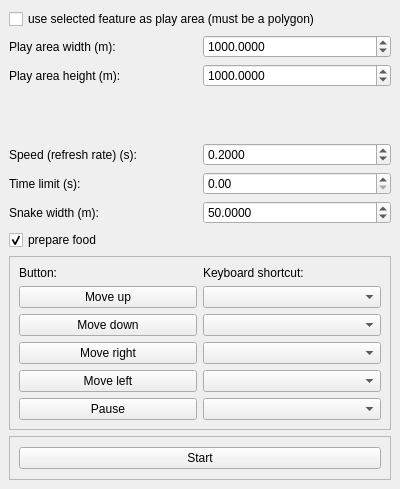
First picture: the form in viper_dialog_base.ui, repository ViperMiniQ/Viper-QGIS-snake-clone, before the edit.
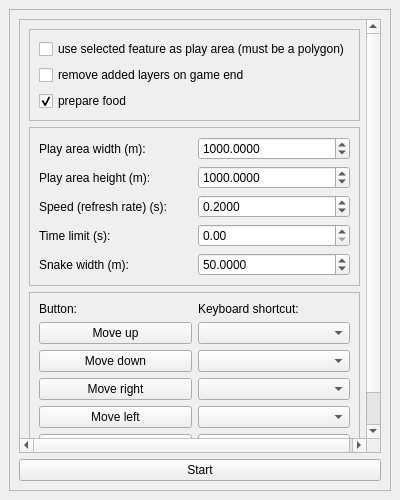
Second picture: the form after the edit.

Commit message: adjust gui, add scrollarea, add remove layers on game end

Patch:
```diff
--- a/viper_dialog_base.ui
+++ b/viper_dialog_base.ui
@@ -7,30 +7,28 @@
     <x>0</x>
     <y>0</y>
     <width>400</width>
-    <height>489</height>
+    <height>500</height>
    </rect>
   </property>
+  <property name="sizePolicy">
+   <sizepolicy hsizetype="Minimum" vsizetype="Minimum">
+    <horstretch>0</horstretch>
+    <verstretch>0</verstretch>
+   </sizepolicy>
+  </property>
   <property name="windowTitle">
    <string>DockWidget</string>
   </property>
   <widget class="QWidget" name="dockWidgetContents">
    <layout class="QGridLayout" name="gridLayout">
-    <item row="5" column="0">
-     <widget class="QLabel" name="label_2">
-      <property name="text">
-       <string>Time limit (s):</string>
-      </property>
-     </widget>
-    </item>
-    <item row="4" column="0">
-     <widget class="QLabel" name="label">
-      <property name="text">
-       <string>Speed (refresh rate) (s):</string>
-      </property>
-     </widget>
-    </item>
-    <item row="9" column="0" colspan="2">
+    <item row="1" column="0" colspan="2">
      <widget class="QFrame" name="frame_2">
+      <property name="sizePolicy">
+       <sizepolicy hsizetype="Minimum" vsizetype="Minimum">
+        <horstretch>0</horstretch>
+        <verstretch>0</verstretch>
+       </sizepolicy>
+      </property>
       <property name="frameShape">
        <enum>QFrame::StyledPanel</enum>
       </property>
@@ -38,18 +36,165 @@
        <enum>QFrame::Raised</enum>
       </property>
       <layout class="QGridLayout" name="gridLayout_3">
-       <item row="1" column="1">
+       <item row="1" column="0">
         <widget class="QPushButton" name="pushButtonStart">
+         <property name="sizePolicy">
+          <sizepolicy hsizetype="Minimum" vsizetype="Minimum">
+           <horstretch>0</horstretch>
+           <verstretch>0</verstretch>
+          </sizepolicy>
+         </property>
          <property name="text">
           <string>Start</string>
          </property>
         </widget>
        </item>
+       <item row="0" column="0">
+        <widget class="QScrollArea" name="scrollArea">
+         <property name="widgetResizable">
+          <bool>true</bool>
+         </property>
+         <widget class="QWidget" name="scrollAreaWidgetContents">
+          <property name="geometry">
+           <rect>
+            <x>0</x>
+            <y>0</y>
+            <width>391</width>
+            <height>541</height>
+           </rect>
+          </property>
+          <layout class="QGridLayout" name="gridLayout_6">
+           <item row="0" column="0">
+            <widget class="QFrame" name="frame_4">
+             <property name="sizePolicy">
+              <sizepolicy hsizetype="Preferred" vsizetype="Fixed">
+               <horstretch>0</horstretch>
+               <verstretch>0</verstretch>
+              </sizepolicy>
+             </property>
+             <property name="frameShape">
+              <enum>QFrame::StyledPanel</enum>
+             </property>
+             <property name="frameShadow">
+              <enum>QFrame::Raised</enum>
+             </property>
+             <layout class="QGridLayout" name="gridLayout_5">
+              <item row="0" column="0">
+               <widget class="QCheckBox" name="checkBoxUseExistingLayer">
+                <property name="sizePolicy">
+                 <sizepolicy hsizetype="Minimum" vsizetype="Minimum">
+                  <horstretch>0</horstretch>
+                  <verstretch>0</verstretch>
+                 </sizepolicy>
+                </property>
+                <property name="text">
+                 <string>use selected feature as play area (must be a polygon)</string>
+                </property>
+               </widget>
+              </item>
+              <item row="1" column="0">
+               <widget class="QCheckBox" name="checkBoxRemoveLayersOnGameEnd">
+                <property name="sizePolicy">
+                 <sizepolicy hsizetype="Minimum" vsizetype="Minimum">
+                  <horstretch>0</horstretch>
+                  <verstretch>0</verstretch>
+                 </sizepolicy>
+                </property>
+                <property name="text">
+                 <string>remove added layers on game end</string>
+                </property>
+               </widget>
+              </item>
+              <item row="2" column="0">
+               <widget class="QCheckBox" name="checkBoxPrepareFood">
+                <property name="sizePolicy">
+                 <sizepolicy hsizetype="Minimum" vsizetype="Minimum">
+                  <horstretch>0</horstretch>
+                  <verstretch>0</verstretch>
+                 </sizepolicy>
+                </property>
+                <property name="text">
+                 <string>prepare food</string>
+                </property>
+                <property name="checked">
+                 <bool>true</bool>
+                </property>
+               </widget>
+              </item>
       </layout>
      </widget>
     </item>
-    <item row="2" column="1">
+           <item row="1" column="0">
+            <widget class="QFrame" name="frame_3">
+             <property name="sizePolicy">
+              <sizepolicy hsizetype="Preferred" vsizetype="Fixed">
+               <horstretch>0</horstretch>
+               <verstretch>0</verstretch>
+              </sizepolicy>
+             </property>
+             <property name="frameShape">
+              <enum>QFrame::StyledPanel</enum>
+             </property>
+             <property name="frameShadow">
+              <enum>QFrame::Raised</enum>
+             </property>
+             <layout class="QGridLayout" name="gridLayout_4">
+              <item row="0" column="0">
+               <widget class="QLabel" name="label_7">
+                <property name="sizePolicy">
+                 <sizepolicy hsizetype="Preferred" vsizetype="Minimum">
+                  <horstretch>0</horstretch>
+                  <verstretch>0</verstretch>
+                 </sizepolicy>
+                </property>
+                <property name="text">
+                 <string>Play area width (m):</string>
+                </property>
+               </widget>
+              </item>
+              <item row="0" column="1">
+               <widget class="QDoubleSpinBox" name="doubleSpinBoxPlayAreaWidth">
+                <property name="sizePolicy">
+                 <sizepolicy hsizetype="Minimum" vsizetype="Minimum">
+                  <horstretch>0</horstretch>
+                  <verstretch>0</verstretch>
+                 </sizepolicy>
+                </property>
+                <property name="decimals">
+                 <number>4</number>
+                </property>
+                <property name="minimum">
+                 <double>0.000100000000000</double>
+                </property>
+                <property name="maximum">
+                 <double>9999999999999999932209486743616279764617084419440640.000000000000000</double>
+                </property>
+                <property name="value">
+                 <double>1000.000000000000000</double>
+                </property>
+               </widget>
+              </item>
+              <item row="1" column="0">
+               <widget class="QLabel" name="label_8">
+                <property name="sizePolicy">
+                 <sizepolicy hsizetype="Preferred" vsizetype="Minimum">
+                  <horstretch>0</horstretch>
+                  <verstretch>0</verstretch>
+                 </sizepolicy>
+                </property>
+                <property name="text">
+                 <string>Play area height (m):</string>
+                </property>
+               </widget>
+              </item>
+              <item row="1" column="1">
      <widget class="QDoubleSpinBox" name="doubleSpinBoxPlayAreaHeight">
+                <property name="sizePolicy">
+                 <sizepolicy hsizetype="Minimum" vsizetype="Minimum">
+                  <horstretch>0</horstretch>
+                  <verstretch>0</verstretch>
+                 </sizepolicy>
+                </property>
       <property name="decimals">
        <number>4</number>
       </property>
@@ -65,24 +210,26 @@
      </widget>
     </item>
     <item row="2" column="0">
-     <widget class="QLabel" name="label_8">
+               <widget class="QLabel" name="label">
+                <property name="sizePolicy">
+                 <sizepolicy hsizetype="Preferred" vsizetype="Minimum">
+                  <horstretch>0</horstretch>
+                  <verstretch>0</verstretch>
+                 </sizepolicy>
+                </property>
       <property name="text">
-       <string>Play area height (m):</string>
+                 <string>Speed (refresh rate) (s):</string>
       </property>
      </widget>
     </item>
-    <item row="5" column="1">
-     <widget class="QDoubleSpinBox" name="doubleSpinBoxTimeLimit">
-      <property name="maximum">
-       <double>100000000000000000000.000000000000000</double>
-      </property>
-      <property name="value">
-       <double>0.000000000000000</double>
-      </property>
-     </widget>
-    </item>
-    <item row="4" column="1">
+              <item row="2" column="1">
      <widget class="QDoubleSpinBox" name="doubleSpinBoxRefreshRate">
+                <property name="sizePolicy">
+                 <sizepolicy hsizetype="Minimum" vsizetype="Minimum">
+                  <horstretch>0</horstretch>
+                  <verstretch>0</verstretch>
+                 </sizepolicy>
+                </property>
       <property name="decimals">
        <number>4</number>
       </property>
@@ -94,8 +241,56 @@
       </property>
      </widget>
     </item>
-    <item row="6" column="1">
+              <item row="3" column="0">
+               <widget class="QLabel" name="label_2">
+                <property name="sizePolicy">
+                 <sizepolicy hsizetype="Preferred" vsizetype="Minimum">
+                  <horstretch>0</horstretch>
+                  <verstretch>0</verstretch>
+                 </sizepolicy>
+                </property>
+                <property name="text">
+                 <string>Time limit (s):</string>
+                </property>
+               </widget>
+              </item>
+              <item row="3" column="1">
+               <widget class="QDoubleSpinBox" name="doubleSpinBoxTimeLimit">
+                <property name="sizePolicy">
+                 <sizepolicy hsizetype="Minimum" vsizetype="Minimum">
+                  <horstretch>0</horstretch>
+                  <verstretch>0</verstretch>
+                 </sizepolicy>
+                </property>
+                <property name="maximum">
+                 <double>100000000000000000000.000000000000000</double>
+                </property>
+                <property name="value">
+                 <double>0.000000000000000</double>
+                </property>
+               </widget>
+              </item>
+              <item row="4" column="0">
+               <widget class="QLabel" name="label_3">
+                <property name="sizePolicy">
+                 <sizepolicy hsizetype="Preferred" vsizetype="Minimum">
+                  <horstretch>0</horstretch>
+                  <verstretch>0</verstretch>
+                 </sizepolicy>
+                </property>
+                <property name="text">
+                 <string>Snake width (m):</string>
+                </property>
+               </widget>
+              </item>
+              <item row="4" column="1">
      <widget class="QDoubleSpinBox" name="doubleSpinBoxSnakeWidth">
+                <property name="sizePolicy">
+                 <sizepolicy hsizetype="Minimum" vsizetype="Minimum">
+                  <horstretch>0</horstretch>
+                  <verstretch>0</verstretch>
+                 </sizepolicy>
+                </property>
       <property name="decimals">
        <number>4</number>
       </property>
@@ -110,22 +305,17 @@
       </property>
      </widget>
     </item>
-    <item row="3" column="0" colspan="2">
-     <widget class="QLabel" name="label_9">
-      <property name="text">
-       <string/>
-      </property>
-     </widget>
-    </item>
-    <item row="1" column="0">
-     <widget class="QLabel" name="label_7">
-      <property name="text">
-       <string>Play area width (m):</string>
-      </property>
-     </widget>
-    </item>
-    <item row="8" column="0" colspan="2">
+             </layout>
+            </widget>
+           </item>
+           <item row="2" column="0">
      <widget class="QFrame" name="frame">
+             <property name="sizePolicy">
+              <sizepolicy hsizetype="Minimum" vsizetype="Fixed">
+               <horstretch>0</horstretch>
+               <verstretch>0</verstretch>
+              </sizepolicy>
+             </property>
       <property name="frameShape">
        <enum>QFrame::StyledPanel</enum>
       </property>
@@ -135,16 +325,35 @@
       <layout class="QGridLayout" name="gridLayout_2">
        <item row="5" column="0">
         <widget class="QPushButton" name="pushButtonMoveRight">
+                <property name="sizePolicy">
+                 <sizepolicy hsizetype="Minimum" vsizetype="Minimum">
+                  <horstretch>0</horstretch>
+                  <verstretch>0</verstretch>
+                 </sizepolicy>
+                </property>
          <property name="text">
           <string>Move right</string>
          </property>
         </widget>
        </item>
        <item row="3" column="1">
-        <widget class="QComboBox" name="comboBoxMoveUp"/>
+               <widget class="QComboBox" name="comboBoxMoveUp">
+                <property name="sizePolicy">
+                 <sizepolicy hsizetype="Preferred" vsizetype="Minimum">
+                  <horstretch>0</horstretch>
+                  <verstretch>0</verstretch>
+                 </sizepolicy>
+                </property>
+               </widget>
        </item>
        <item row="0" column="1">
         <widget class="QLabel" name="label_6">
+                <property name="sizePolicy">
+                 <sizepolicy hsizetype="Preferred" vsizetype="Minimum">
+                  <horstretch>0</horstretch>
+                  <verstretch>0</verstretch>
+                 </sizepolicy>
+                </property>
          <property name="text">
           <string>Keyboard shortcut:</string>
          </property>
@@ -152,16 +361,35 @@
        </item>
        <item row="4" column="0">
         <widget class="QPushButton" name="pushButtonMoveDown">
+                <property name="sizePolicy">
+                 <sizepolicy hsizetype="Minimum" vsizetype="Minimum">
+                  <horstretch>0</horstretch>
+                  <verstretch>0</verstretch>
+                 </sizepolicy>
+                </property>
          <property name="text">
           <string>Move down</string>
          </property>
         </widget>
        </item>
        <item row="4" column="1">
-        <widget class="QComboBox" name="comboBoxMoveDown"/>
+               <widget class="QComboBox" name="comboBoxMoveDown">
+                <property name="sizePolicy">
+                 <sizepolicy hsizetype="Preferred" vsizetype="Minimum">
+                  <horstretch>0</horstretch>
+                  <verstretch>0</verstretch>
+                 </sizepolicy>
+                </property>
+               </widget>
        </item>
        <item row="0" column="0">
         <widget class="QLabel" name="label_5">
+                <property name="sizePolicy">
+                 <sizepolicy hsizetype="Preferred" vsizetype="Minimum">
+                  <horstretch>0</horstretch>
+                  <verstretch>0</verstretch>
+                 </sizepolicy>
+                </property>
          <property name="text">
           <string>Button:</string>
          </property>
@@ -169,26 +397,58 @@
        </item>
        <item row="3" column="0">
         <widget class="QPushButton" name="pushButtonMoveUp">
+                <property name="sizePolicy">
+                 <sizepolicy hsizetype="Minimum" vsizetype="Minimum">
+                  <horstretch>0</horstretch>
+                  <verstretch>0</verstretch>
+                 </sizepolicy>
+                </property>
          <property name="text">
           <string>Move up</string>
          </property>
         </widget>
        </item>
        <item row="6" column="1">
-        <widget class="QComboBox" name="comboBoxMoveLeft"/>
+               <widget class="QComboBox" name="comboBoxMoveLeft">
+                <property name="sizePolicy">
+                 <sizepolicy hsizetype="Preferred" vsizetype="Minimum">
+                  <horstretch>0</horstretch>
+                  <verstretch>0</verstretch>
+                 </sizepolicy>
+                </property>
+               </widget>
        </item>
        <item row="6" column="0">
         <widget class="QPushButton" name="pushButtonMoveLeft">
+                <property name="sizePolicy">
+                 <sizepolicy hsizetype="Minimum" vsizetype="Minimum">
+                  <horstretch>0</horstretch>
+                  <verstretch>0</verstretch>
+                 </sizepolicy>
+                </property>
          <property name="text">
           <string>Move left</string>
          </property>
         </widget>
        </item>
        <item row="5" column="1">
-        <widget class="QComboBox" name="comboBoxMoveRight"/>
+               <widget class="QComboBox" name="comboBoxMoveRight">
+                <property name="sizePolicy">
+                 <sizepolicy hsizetype="Preferred" vsizetype="Minimum">
+                  <horstretch>0</horstretch>
+                  <verstretch>0</verstretch>
+                 </sizepolicy>
+                </property>
+               </widget>
        </item>
        <item row="7" column="0">
         <widget class="QPushButton" name="pushButtonPause">
+                <property name="sizePolicy">
+                 <sizepolicy hsizetype="Minimum" vsizetype="Minimum">
+                  <horstretch>0</horstretch>
+                  <verstretch>0</verstretch>
+                 </sizepolicy>
+                </property>
          <property name="styleSheet">
           <string notr="true">border=0;</string>
          </property>
@@ -198,49 +458,23 @@
         </widget>
        </item>
        <item row="7" column="1">
-        <widget class="QComboBox" name="comboBoxPause"/>
+               <widget class="QComboBox" name="comboBoxPause">
+                <property name="sizePolicy">
+                 <sizepolicy hsizetype="Preferred" vsizetype="Minimum">
+                  <horstretch>0</horstretch>
+                  <verstretch>0</verstretch>
+                 </sizepolicy>
+                </property>
+               </widget>
        </item>
       </layout>
      </widget>
     </item>
-    <item row="0" column="0" colspan="2">
-     <widget class="QCheckBox" name="checkBoxUseExistingLayer">
-      <property name="text">
-       <string>use selected feature as play area (must be a polygon)</string>
-      </property>
-     </widget>
-    </item>
-    <item row="1" column="1">
-     <widget class="QDoubleSpinBox" name="doubleSpinBoxPlayAreaWidth">
-      <property name="decimals">
-       <number>4</number>
-      </property>
-      <property name="minimum">
-       <double>0.000100000000000</double>
-      </property>
-      <property name="maximum">
-       <double>9999999999999999932209486743616279764617084419440640.000000000000000</double>
-      </property>
-      <property name="value">
-       <double>1000.000000000000000</double>
-      </property>
-     </widget>
-    </item>
-    <item row="6" column="0">
-     <widget class="QLabel" name="label_3">
-      <property name="text">
-       <string>Snake width (m):</string>
-      </property>
-     </widget>
-    </item>
-    <item row="7" column="0">
-     <widget class="QCheckBox" name="checkBoxPrepareFood">
-      <property name="text">
-       <string>prepare food</string>
-      </property>
-      <property name="checked">
-       <bool>true</bool>
-      </property>
+          </layout>
+         </widget>
+        </widget>
+       </item>
+      </layout>
      </widget>
     </item>
    </layout>
```
Lines whose indentation alone changed are shown as unchanged.
